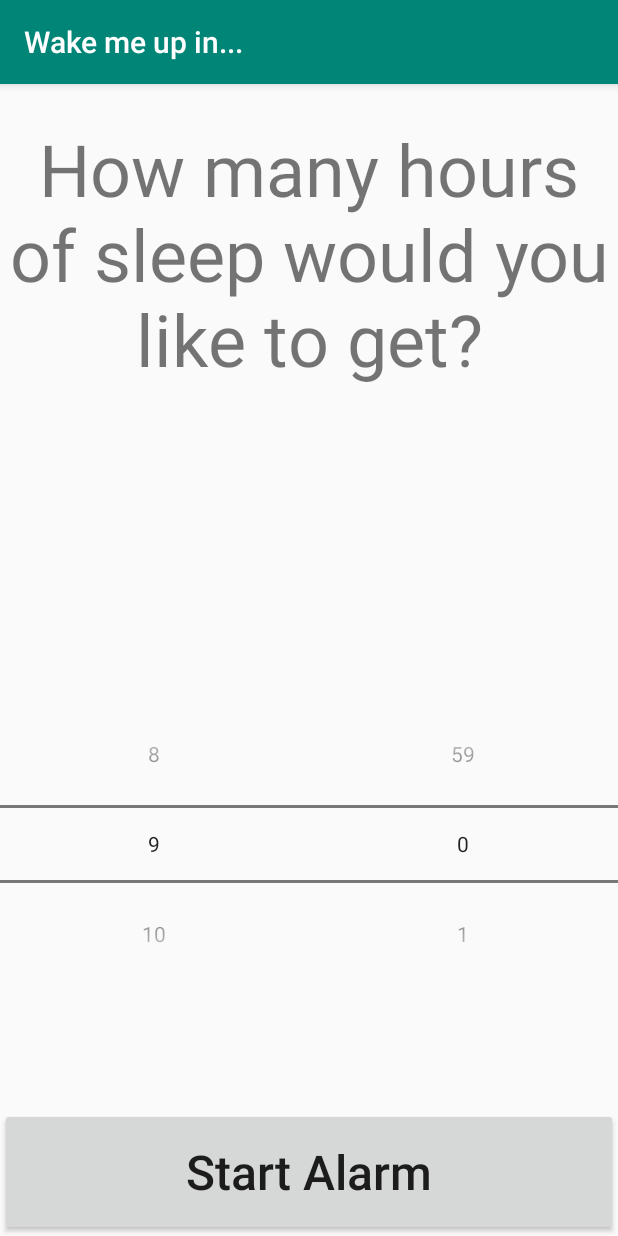
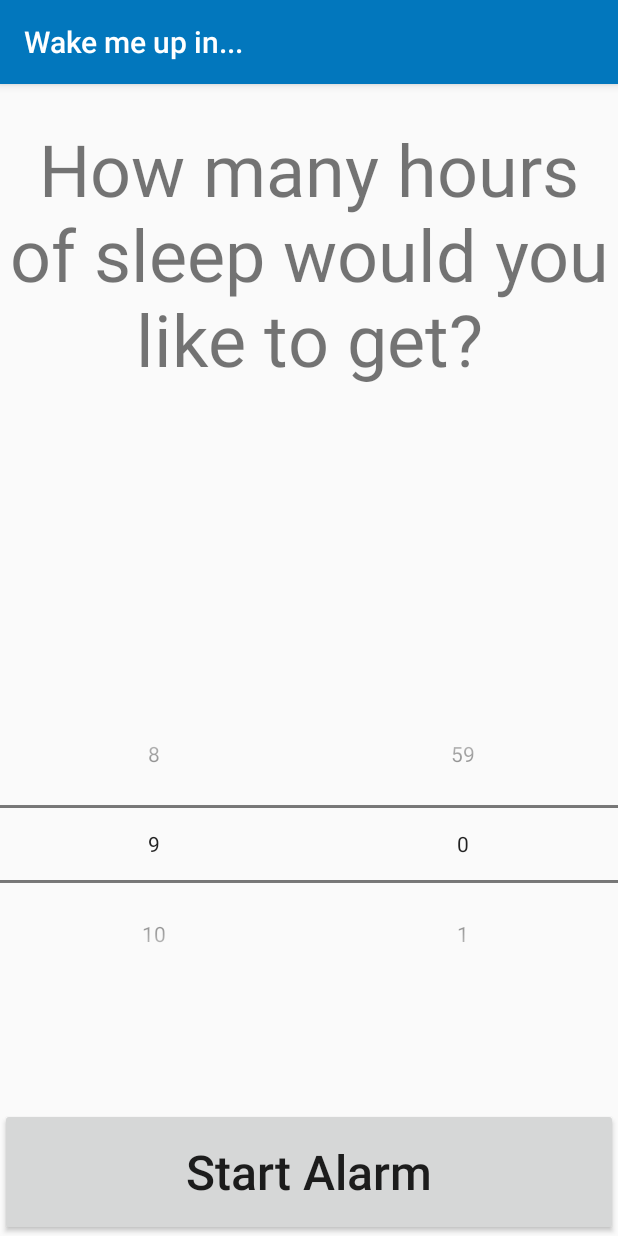
Before and after one commit to funnymania/wakeMeUpin..., an Android app: the AlarmDialog screen opened directly, with no data from a screen before it, on a phone screen of 412 x 824 dp. Run offline under Robolectric (Android 15) with nearby library versions, the phone set to English and light mode, and no system bars.

```diff
--- a/app/build.gradle
+++ b/app/build.gradle
@@ -10,7 +10,7 @@ android {
     compileSdkVersion 28
     defaultConfig {
         applicationId "com.example.wakemeupin"
-        minSdkVersion 15
+        minSdkVersion 16
         targetSdkVersion 28
         versionCode 1
         versionName "1.0"
--- a/app/src/main/res/layout/activity_main.xml
+++ b/app/src/main/res/layout/activity_main.xml
@@ -33,6 +33,7 @@
             android:layout_height="wrap_content"
             android:id="@+id/open_alarm_dialog"
             android:background="@color/buttonBackground"
+            android:textColor="@color/colorText"
             android:textAllCaps="false"
             android:textSize="32sp"
             app:layout_anchorGravity="bottom|center"
--- a/app/src/main/res/values/colors.xml
+++ b/app/src/main/res/values/colors.xml
@@ -1,8 +1,16 @@
 <?xml version="1.0" encoding="utf-8"?>
 <resources>
-    <color name="colorPrimary">#008577</color>
-    <color name="colorPrimaryDark">#00574B</color>
-    <color name="colorAccent">#D81B60</color>
+    <!--Nighttime-->
+    <color name="colorPrimaryNight">#424210</color>
+    <color name="colorPrimaryDarkNight">#1b1b10</color>
+    <color name="colorAccentNight">#6d6d10</color>
+
+    <!--Daytime-->
+    <color name="colorPrimary">#0277bd</color>
+    <color name="colorPrimaryDark">#004cac</color>
+    <color name="colorAccent">#58a5f0</color>
+    <color name="colorText">#e1f5fe</color>
+
     <color name="screenBackground">#2196F3</color>
     <color name="screenBackground2">#26C6DA</color>
     <color name="buttonBackground">#BBDEFB</color>
```
Also changed, not shown: app/src/main/AndroidManifest.xml (+5 -3 lines), app/src/main/java/com/example/wakemeupin/AlarmReceiver.kt (+5 -3 lines), app/src/main/java/com/example/wakemeupin/MainActivity.kt (+18 -3 lines), app/src/main/java/com/example/wakemeupin/Notifications.kt (+4 -3 lines), app/src/main/java/com/example/wakemeupin/WakeUpActivity.kt (added, +22 -0 lines).
